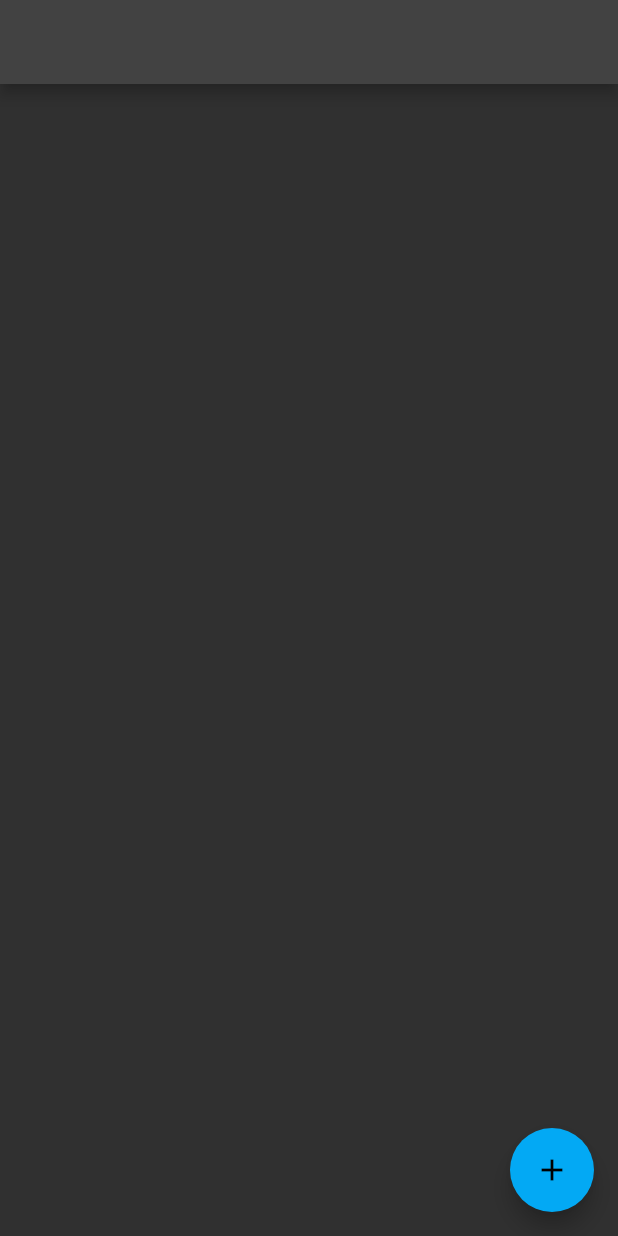
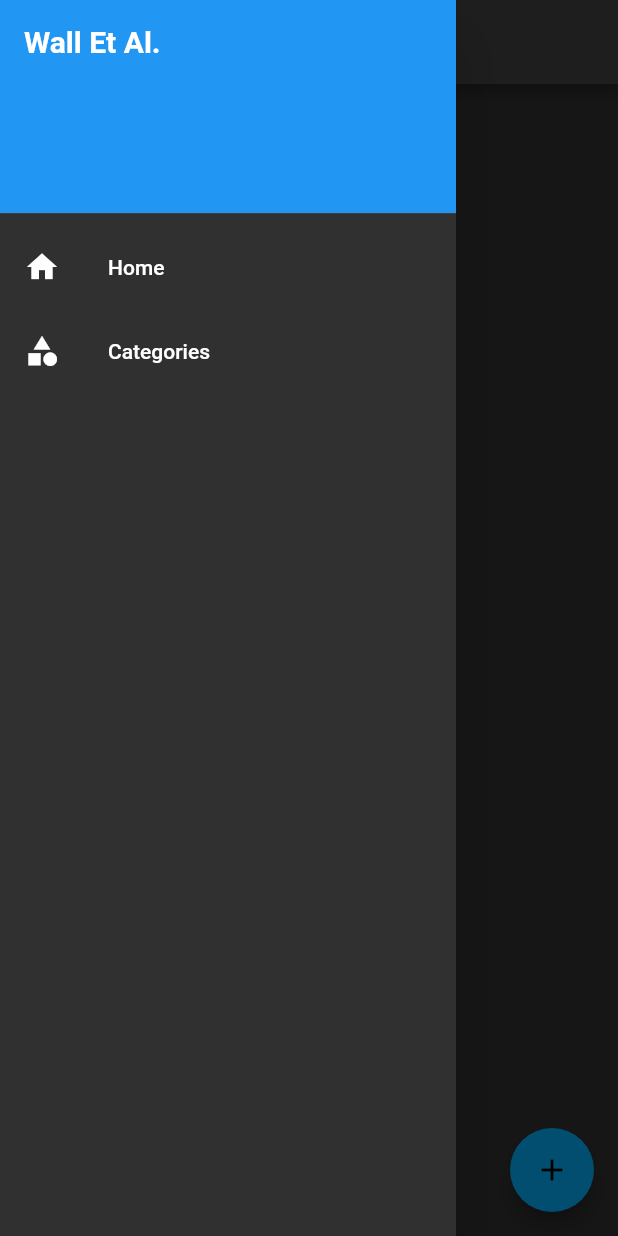
Before and after one commit to dnalhg/wall_et_al, a Flutter app: the screen it shows after launch, with the side drawer open (before the commit the screen has no drawer), on a phone screen of 412 x 824 dp. Run offline on Flutter 3.47's test engine with Material 2 defaults, Android fonts, the phone set to English and light mode, and no system bars; our stand-ins replace flutter_colorpicker, sqflite; accounts and stored records are empty.

Commit message:
add categoreis

```diff
--- /dev/null
+++ b/lib/constants.dart
@@ -0,0 +1,14 @@
+
+
+import 'package:flutter/cupertino.dart';
+
+class Constants {
+  static const String APP_NAME = "Wall Et Al.";
+  static const String CATEGORIES_PAGE_TITlE = "Categories";
+
+  static const double LARGE_TEXT_FONT_SIZE = 20.0;
+  static const EdgeInsets DEFAULT_EDGE_INSETS = EdgeInsets.all(16.0);
+
+  static const String CATEGORIES_PAGE_ROUTE = "/categories";
+
+}
--- a/lib/main.dart
+++ b/lib/main.dart
@@ -1,4 +1,8 @@
 import 'package:flutter/material.dart';
+import 'package:wall_et_al/add_categories.dart';
+import 'package:wall_et_al/constants.dart';
+import 'package:wall_et_al/side_bar.dart';
+import 'package:wall_et_al/wallet_app_bar.dart';
 
 import 'add_expense.dart';
 import 'cost_breakdown.dart';
@@ -14,9 +18,12 @@ class MyApp extends StatelessWidget {
   @override
   Widget build(BuildContext context) {
     return MaterialApp(
-      title: 'Wall Et Al',
+      title: Constants.APP_NAME,
       theme: ThemeData(brightness: Brightness.dark),
-      home: Main(),
+      home: const Main(),
+      routes: {
+        Constants.CATEGORIES_PAGE_ROUTE: (context) => AddCategoryPage()
+      },
     );
   }
 }
@@ -43,7 +50,9 @@ class _MainState extends State<Main>{
   @override
   Widget build(BuildContext context) {
     return Scaffold(
-      appBar: AppBar(),
+      appBar: const WalletAppBar(title: Constants.APP_NAME),
+      // create a side menu using Drawer widget
+      drawer: const SideBar(),
       body: CostBreakdown(filter: filter),
       floatingActionButton: FloatingActionButton(
         onPressed: () => _navigateToAddExpenseRoute(context),
--- /dev/null
+++ b/lib/side_bar.dart
@@ -0,0 +1,56 @@
+import 'package:flutter/material.dart';
+import 'package:flutter/src/foundation/diagnostics.dart';
+import 'package:wall_et_al/constants.dart';
+
+class SideBar extends StatelessWidget {
+  const SideBar({super.key});
+
+  @override
+  Widget build(BuildContext context) {
+    return Drawer(
+        child: ListView(
+      padding: EdgeInsets.zero,
+      children: <Widget>[
+         SizedBox(
+            height: 150,
+            child: DrawerHeader(
+              decoration: const BoxDecoration(
+                color: Colors.blue,
+              ),
+              padding: Constants.DEFAULT_EDGE_INSETS,
+              child: Column(
+                crossAxisAlignment: CrossAxisAlignment.start,
+                mainAxisAlignment: MainAxisAlignment.start,
+                children: const [
+                  Text(
+                    Constants.APP_NAME,
+                    style: TextStyle(
+                      color: Colors.white,
+                      fontSize: Constants.LARGE_TEXT_FONT_SIZE,
+                      fontWeight: FontWeight.bold,
+                    ),
+                  ),
+                ],
+              ),
+            )),
+        ListTile(
+          leading: const Icon(Icons.home),
+          title: const Text('Home'),
+          onTap: () {
+            Navigator.pop(context);
+            Navigator.pushReplacementNamed(context, "/");
+          },
+        ),
+        ListTile(
+          leading: const Icon(Icons.category),
+          title: const Text('Categories'),
+          onTap: () {
+            Navigator.pop(context);
+            Navigator.pushReplacementNamed(context, Constants.CATEGORIES_PAGE_ROUTE);
+
+            },
+        ),
+      ],
+    ));
+  }
+}
--- /dev/null
+++ b/lib/wallet_app_bar.dart
@@ -0,0 +1,33 @@
+
+
+import 'package:flutter/cupertino.dart';
+import 'package:flutter/material.dart';
+
+
+class WalletAppBar extends StatelessWidget implements PreferredSizeWidget {
+  final String title;
+  final List<Widget>? actions;
+  const WalletAppBar({super.key, required this.title, this.actions});
+
+  @override
+  Widget build(BuildContext context) {
+    return AppBar(
+      title: Text(title),
+      // add a side menu button to the app bar
+      leading: Builder(
+        builder: (BuildContext context) {
+          return IconButton(
+            icon: const Icon(Icons.menu),
+            onPressed: () {
+              Scaffold.of(context).openDrawer();
+            },
+          );
+        },
+      ),
+      actions: actions,
+    );
+  }
+
+  @override
+  Size get preferredSize => Size.fromHeight(kToolbarHeight);
+}
--- a/pubspec.yaml
+++ b/pubspec.yaml
@@ -37,6 +37,7 @@ dependencies:
   # The following adds the Cupertino Icons font to your application.
   # Use with the CupertinoIcons class for iOS style icons.
   cupertino_icons: ^1.0.2
+  flutter_colorpicker: ^1.0.3
 
 dev_dependencies:
   flutter_test:
```
Also changed, not shown: lib/add_categories.dart (added, +98 -0 lines), lib/category.dart (added, +9 -0 lines), lib/list_item_modal.dart (added, +157 -0 lines), pubspec.lock.
